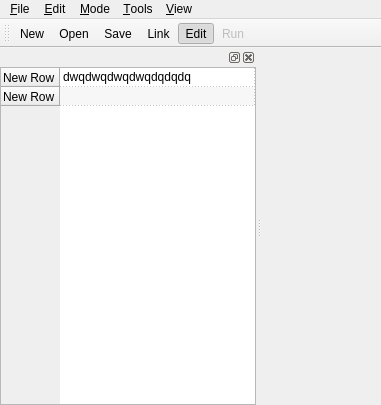
Above: src/nite/geddeinitebase.ui from gavofyork/Exscalibar before the change. Below: the same form after it.
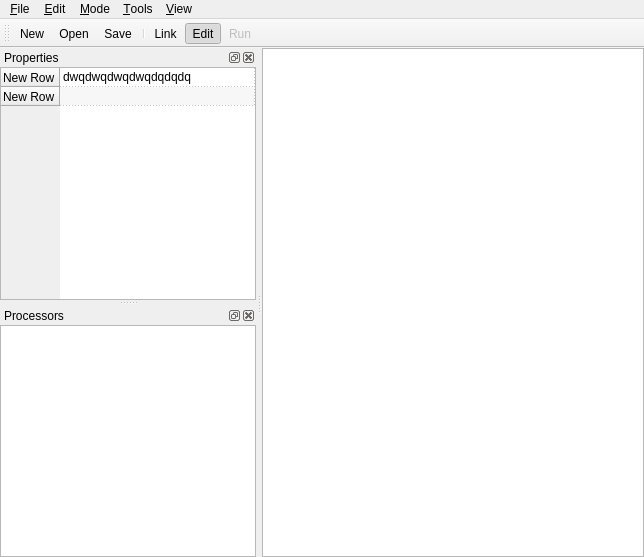
That is the form after the change. Icons and pictures are not drawn. Custom widgets are drawn as their Qt base class.

Commit message: Removed old Bob stuff. Moving over to Qt4 and QGraphicsView/Scene.

The edit to the form file:
```diff
--- a/src/nite/geddeinitebase.ui
+++ b/src/nite/geddeinitebase.ui
@@ -6,8 +6,8 @@
    <rect>
     <x>0</x>
     <y>0</y>
-    <width>381</width>
-    <height>405</height>
+    <width>644</width>
+    <height>557</height>
    </rect>
   </property>
   <property name="windowTitle">
@@ -19,11 +19,7 @@
      <number>0</number>
     </property>
     <item row="0" column="0">
-     <widget class="BobsView" name="theView" native="true">
-      <property name="acceptDrops">
-       <bool>true</bool>
-      </property>
-     </widget>
+     <widget class="ProcessorsView" name="theView"/>
     </item>
    </layout>
   </widget>
@@ -32,7 +28,7 @@
     <rect>
      <x>0</x>
      <y>0</y>
-     <width>381</width>
+     <width>644</width>
      <height>23</height>
     </rect>
    </property>
@@ -111,11 +107,15 @@
    <addaction name="fileNew"/>
    <addaction name="fileOpen"/>
    <addaction name="fileSave"/>
+   <addaction name="separator"/>
    <addaction name="modeMakeLink"/>
    <addaction name="modeStop"/>
    <addaction name="modeRun"/>
   </widget>
   <widget class="QDockWidget" name="theDockProperties">
+   <property name="windowTitle">
+    <string>Properties</string>
+   </property>
    <attribute name="dockWidgetArea">
     <number>1</number>
    </attribute>
@@ -196,6 +196,46 @@
     </layout>
    </widget>
   </widget>
+  <widget class="QDockWidget" name="theDockProcessors">
+   <property name="windowTitle">
+    <string>Processors</string>
+   </property>
+   <attribute name="dockWidgetArea">
+    <number>1</number>
+   </attribute>
+   <widget class="QWidget" name="dockWidgetContents_2">
+    <layout class="QHBoxLayout" name="horizontalLayout_2">
+     <property name="margin">
+      <number>0</number>
+     </property>
+     <item>
+      <widget class="ProcessorView" name="theProcessors">
+       <property name="editTriggers">
+        <set>QAbstractItemView::NoEditTriggers</set>
+       </property>
+       <property name="dragEnabled">
+        <bool>true</bool>
+       </property>
+       <property name="dragDropMode">
+        <enum>QAbstractItemView::DragOnly</enum>
+       </property>
+       <property name="alternatingRowColors">
+        <bool>true</bool>
+       </property>
+       <property name="selectionBehavior">
+        <enum>QAbstractItemView::SelectRows</enum>
+       </property>
+       <property name="uniformItemSizes">
+        <bool>true</bool>
+       </property>
+       <property name="sortingEnabled">
+        <bool>true</bool>
+       </property>
+      </widget>
+     </item>
+    </layout>
+   </widget>
+  </widget>
   <action name="fileNew">
    <property name="icon">
     <iconset>
@@ -622,9 +662,14 @@
  <layoutdefault spacing="6" margin="11"/>
  <customwidgets>
   <customwidget>
-   <class>BobsView</class>
-   <extends>QWidget</extends>
-   <header>bobsview.h</header>
+   <class>ProcessorView</class>
+   <extends>QListWidget</extends>
+   <header>processorview.h</header>
+  </customwidget>
+  <customwidget>
+   <class>ProcessorsView</class>
+   <extends>QGraphicsView</extends>
+   <header>processorsview.h</header>
   </customwidget>
  </customwidgets>
  <includes>
```
Left out of the diff: 31 changed lines with no effect on the pictures. The commit also changes 26 other files.
